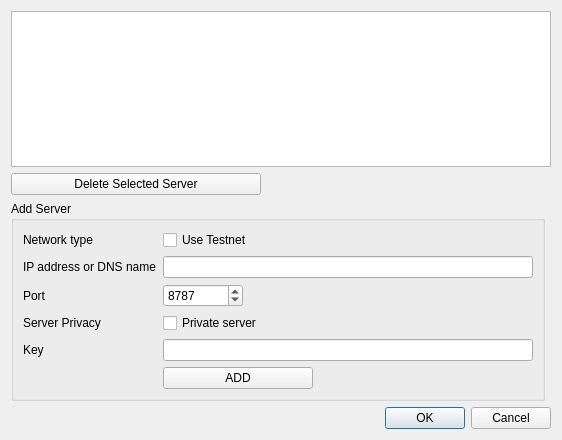
Above: BlockSettleUILib/ArmoryServersWidget.ui from BlockSettle/common before the change. Below: the same form after it.
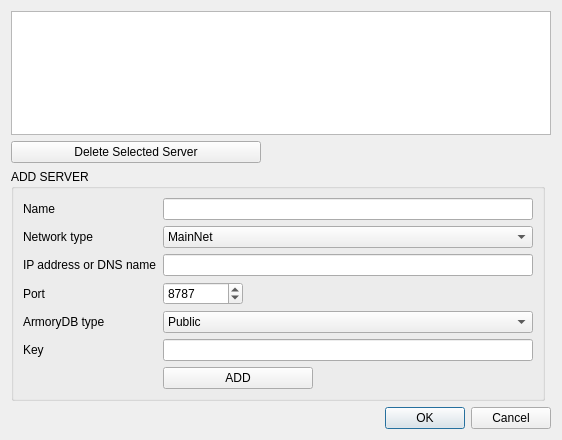
That is the form after the change.

Commit message: [wip] manage armory servers

The edit to the form file:
```diff
--- a/BlockSettleUILib/ArmoryServersWidget.ui
+++ b/BlockSettleUILib/ArmoryServersWidget.ui
@@ -33,77 +33,13 @@
    <item row="2" column="0">
     <widget class="QGroupBox" name="groupBox">
      <property name="title">
-      <string>Add Server</string>
+      <string>ADD SERVER</string>
      </property>
      <layout class="QGridLayout" name="gridLayout">
-      <item row="0" column="0">
-       <widget class="QLabel" name="label_5">
-        <property name="text">
-         <string>Network type</string>
-        </property>
-       </widget>
-      </item>
-      <item row="1" column="0">
-       <widget class="QLabel" name="label">
-        <property name="text">
-         <string>IP address or DNS name</string>
-        </property>
-       </widget>
-      </item>
-      <item row="1" column="2">
-       <widget class="QLineEdit" name="lineEditAddress"/>
-      </item>
-      <item row="9" column="2">
+      <item row="11" column="2">
        <widget class="QLineEdit" name="lineEditKey"/>
       </item>
       <item row="6" column="2">
-       <widget class="QCheckBox" name="checkBoxServerPrivacy">
-        <property name="text">
-         <string>Private server</string>
-        </property>
-       </widget>
-      </item>
-      <item row="10" column="2">
-       <widget class="QPushButton" name="pushButtonAddServer">
-        <property name="minimumSize">
-         <size>
-          <width>150</width>
-          <height>0</height>
-         </size>
-        </property>
-        <property name="maximumSize">
-         <size>
-          <width>150</width>
-          <height>16777215</height>
-         </size>
-        </property>
-        <property name="text">
-         <string>ADD</string>
-        </property>
-       </widget>
-      </item>
-      <item row="9" column="0">
-       <widget class="QLabel" name="labelKey">
-        <property name="text">
-         <string>Key</string>
-        </property>
-       </widget>
-      </item>
-      <item row="6" column="0">
-       <widget class="QLabel" name="label_4">
-        <property name="text">
-         <string>Server Privacy</string>
-        </property>
-       </widget>
-      </item>
-      <item row="4" column="0">
-       <widget class="QLabel" name="label_2">
-        <property name="text">
-         <string>Port</string>
-        </property>
-       </widget>
-      </item>
-      <item row="4" column="2">
        <widget class="QSpinBox" name="spinBoxPort">
         <property name="minimumSize">
          <size>
@@ -128,12 +64,100 @@
         </property>
        </widget>
       </item>
+      <item row="3" column="2">
+       <widget class="QLineEdit" name="lineEditAddress"/>
+      </item>
+      <item row="12" column="2">
+       <widget class="QPushButton" name="pushButtonAddServer">
+        <property name="minimumSize">
+         <size>
+          <width>150</width>
+          <height>0</height>
+         </size>
+        </property>
+        <property name="maximumSize">
+         <size>
+          <width>150</width>
+          <height>16777215</height>
+         </size>
+        </property>
+        <property name="text">
+         <string>ADD</string>
+        </property>
+       </widget>
+      </item>
+      <item row="6" column="0">
+       <widget class="QLabel" name="label_2">
+        <property name="text">
+         <string>Port</string>
+        </property>
+       </widget>
+      </item>
+      <item row="11" column="0">
+       <widget class="QLabel" name="labelKey">
+        <property name="text">
+         <string>Key</string>
+        </property>
+       </widget>
+      </item>
+      <item row="8" column="0">
+       <widget class="QLabel" name="label_4">
+        <property name="text">
+         <string>ArmoryDB type</string>
+        </property>
+       </widget>
+      </item>
+      <item row="2" column="0">
+       <widget class="QLabel" name="label_5">
+        <property name="text">
+         <string>Network type</string>
+        </property>
+       </widget>
+      </item>
+      <item row="3" column="0">
+       <widget class="QLabel" name="label">
+        <property name="text">
+         <string>IP address or DNS name</string>
+        </property>
+       </widget>
+      </item>
+      <item row="2" column="2">
+       <widget class="QComboBox" name="comboBoxNetworkType">
+        <item>
+         <property name="text">
+          <string>MainNet</string>
+         </property>
+        </item>
+        <item>
+         <property name="text">
+          <string>TestNet</string>
+         </property>
+        </item>
+       </widget>
+      </item>
+      <item row="8" column="2">
+       <widget class="QComboBox" name="comboBoxPrivacy">
+        <item>
+         <property name="text">
+          <string>Public</string>
+         </property>
+        </item>
+        <item>
+         <property name="text">
+          <string>Private</string>
+         </property>
+        </item>
+       </widget>
+      </item>
+      <item row="0" column="0">
+       <widget class="QLabel" name="label_3">
+        <property name="text">
+         <string>Name</string>
+        </property>
+       </widget>
+      </item>
       <item row="0" column="2">
-       <widget class="QCheckBox" name="checkBox_2">
-        <property name="text">
-         <string>Use Testnet</string>
-        </property>
-       </widget>
+       <widget class="QLineEdit" name="lineEditName"/>
       </item>
      </layout>
     </widget>
```
The commit also changes 3 other files.
